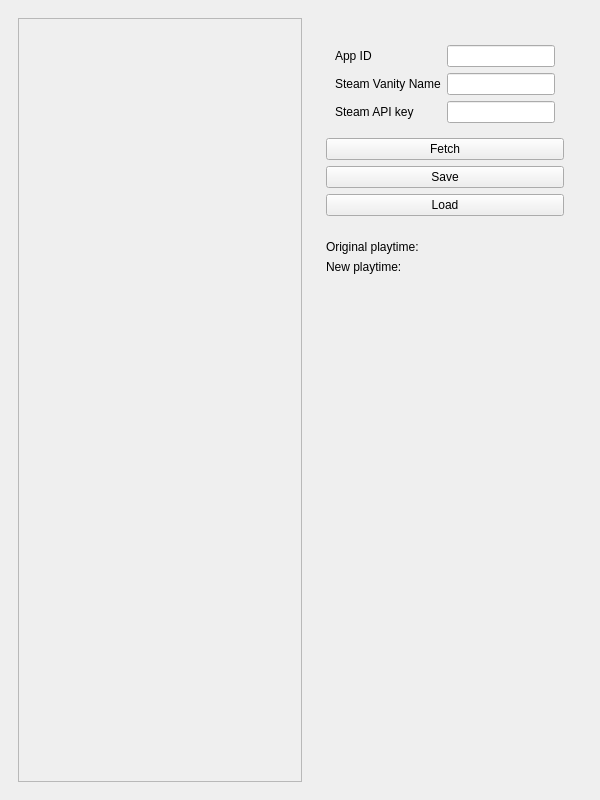
This is achievements_timeline.ui in mezotaken/achievements_timeline as Qt 5 draws it before an edit. The edited form follows.
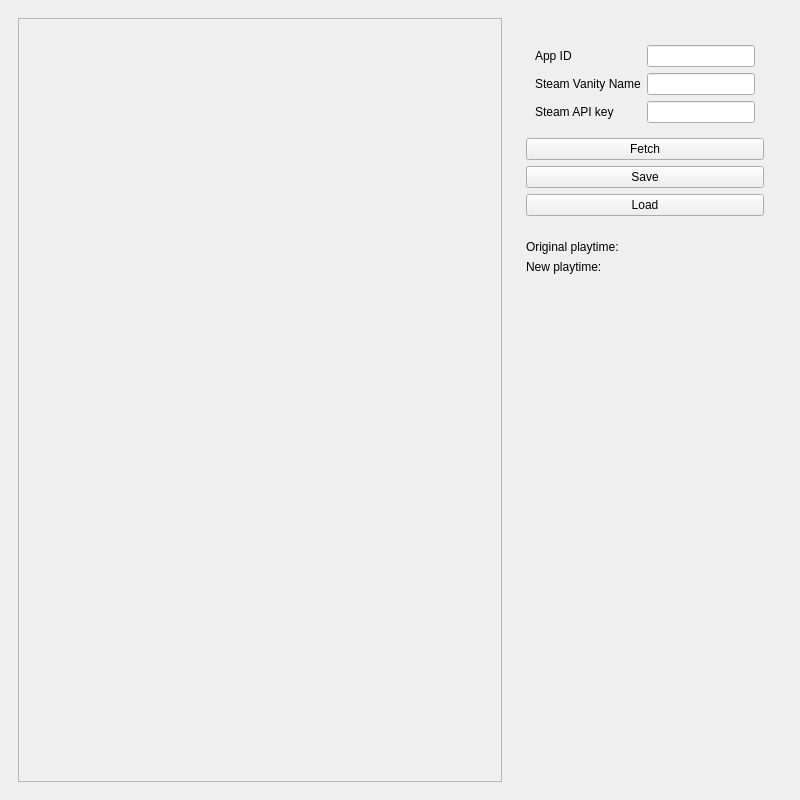
This is the edited form. Icons and pictures are not drawn.

Commit message: Main functional is working. Async icon fetch, timeline edits, total original playtime and edited playtime. Save/Load of edits

The edit to the form file:
```diff
--- a/achievements_timeline.ui
+++ b/achievements_timeline.ui
@@ -6,13 +6,13 @@
    <rect>
     <x>0</x>
     <y>0</y>
-    <width>600</width>
+    <width>800</width>
     <height>800</height>
    </rect>
   </property>
   <property name="minimumSize">
    <size>
-    <width>600</width>
+    <width>800</width>
     <height>800</height>
    </size>
   </property>
@@ -30,6 +30,12 @@
       <layout class="QHBoxLayout" name="horizontalLayout">
        <item>
         <widget class="QScrollArea" name="timeline_scroll">
+         <property name="sizePolicy">
+          <sizepolicy hsizetype="Expanding" vsizetype="Expanding">
+           <horstretch>0</horstretch>
+           <verstretch>0</verstretch>
+          </sizepolicy>
+         </property>
          <property name="widgetResizable">
           <bool>true</bool>
          </property>
@@ -38,10 +44,16 @@
            <rect>
             <x>0</x>
             <y>0</y>
-            <width>293</width>
+            <width>555</width>
             <height>774</height>
            </rect>
           </property>
+          <property name="sizePolicy">
+           <sizepolicy hsizetype="Expanding" vsizetype="Expanding">
+            <horstretch>0</horstretch>
+            <verstretch>0</verstretch>
+           </sizepolicy>
+          </property>
           <layout class="QVBoxLayout" name="verticalLayout_3"/>
          </widget>
         </widget>
```
The commit also changes 2 other files.
